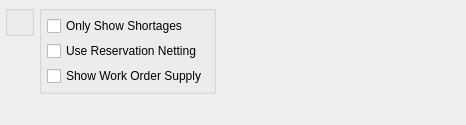
First picture: the form in guiclient/displays/dspInventoryAvailabilityByCustomerType.ui, repository discountscott/qt-client, before the edit.
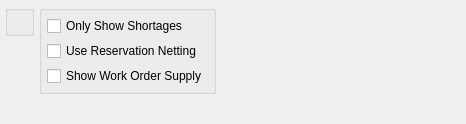
Second picture: the form after the edit. Custom widgets are drawn as their Qt base class.

What changed in the file:
```diff
--- a/guiclient/displays/dspInventoryAvailabilityByCustomerType.ui
+++ b/guiclient/displays/dspInventoryAvailabilityByCustomerType.ui
@@ -14,7 +14,7 @@
     <x>0</x>
     <y>0</y>
     <width>466</width>
-    <height>125</height>
+    <height>124</height>
    </rect>
   </property>
   <property name="windowTitle">
```
Left out of the diff: 1 changed line with no effect on the pictures.
